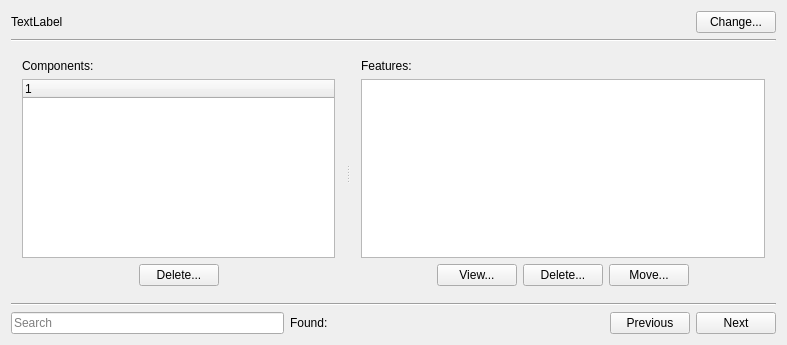
Old version of the form widget.ui in the repository acraig5075/kbutwa-utils.
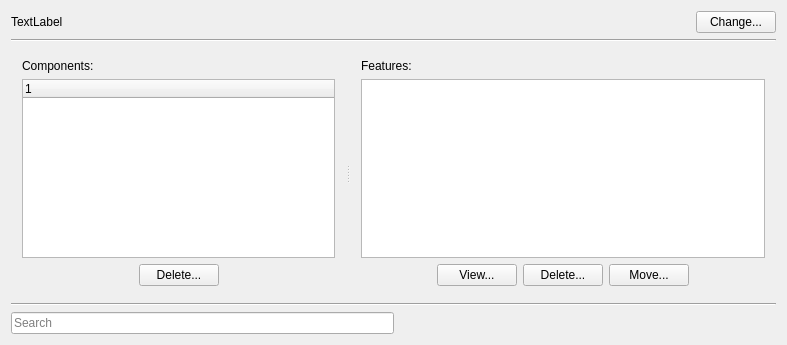
New version of the form. Icons and pictures are not drawn.

Commit message: Populate combobox with current system DSNs.

Diff of the .ui file:
```diff
--- a/widget.ui
+++ b/widget.ui
@@ -221,13 +221,6 @@
        </property>
       </widget>
      </item>
-     <item>
-      <widget class="QLabel" name="searchLabel">
-       <property name="text">
-        <string>Found: </string>
-       </property>
-      </widget>
-     </item>
      <item>
       <spacer name="horizontalSpacer_5">
        <property name="orientation">
@@ -241,20 +234,6 @@
        </property>
       </spacer>
      </item>
-     <item>
-      <widget class="QPushButton" name="previousSearchButton">
-       <property name="text">
-        <string>Previous</string>
-       </property>
-      </widget>
-     </item>
-     <item>
-      <widget class="QPushButton" name="nextSearchButton">
-       <property name="text">
-        <string>Next</string>
-       </property>
-      </widget>
-     </item>
     </layout>
    </item>
   </layout>
```
The commit also changes 4 other files.
